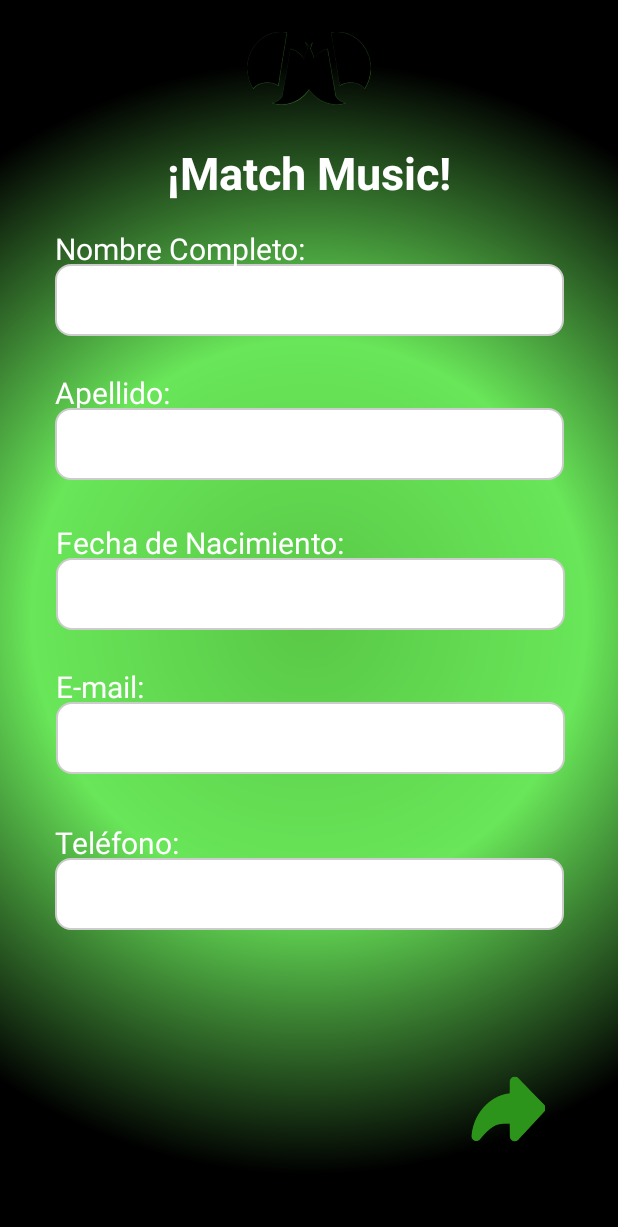
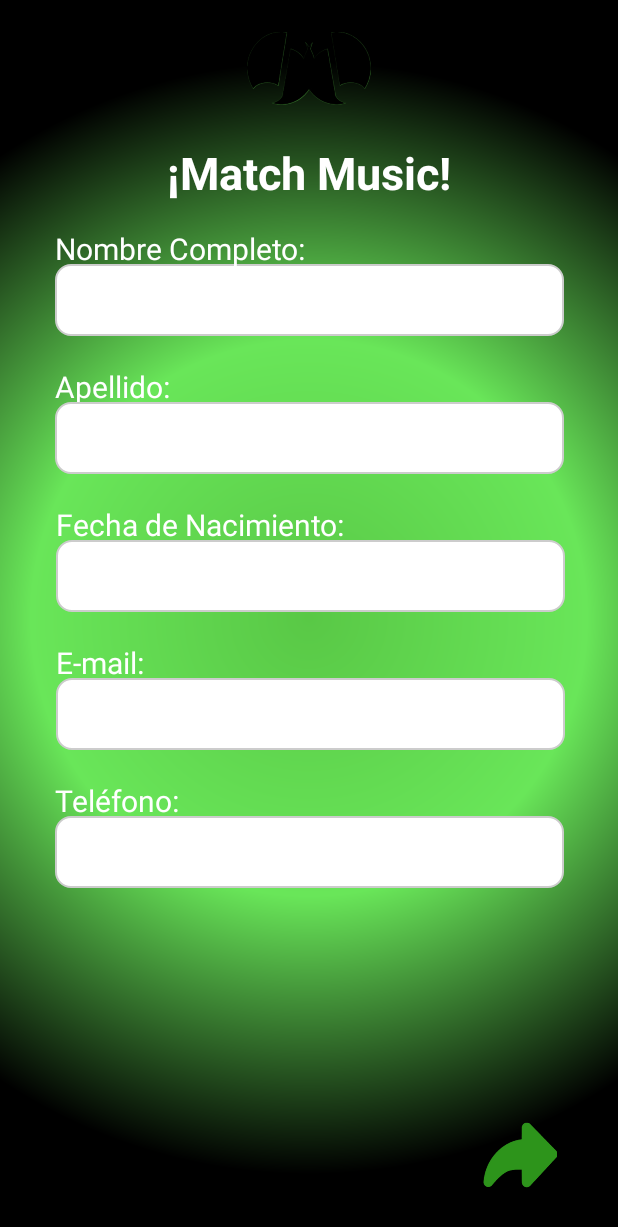
Before and after one commit to MatchMusicTinder/AppMMT, an Android app: the RegistroActivity screen opened directly, with no data from a screen before it, on a phone screen of 412 x 824 dp. Shown: the top 1227 px of the screen. Run offline under Robolectric (Android 15) with nearby library versions, the phone set to English and light mode, and no system bars.

Commit message:
Modifique márgenes de la flecha

```diff
--- a/app/src/main/res/layout/activity_registro.xml
+++ b/app/src/main/res/layout/activity_registro.xml
@@ -29,7 +29,7 @@
         android:id="@+id/textView11"
         android:layout_width="339dp"
         android:layout_height="26dp"
-        android:layout_marginTop="32dp"
+        android:layout_marginTop="20dp"
         android:text="Teléfono:"
         android:textAppearance="@style/TextAppearance.AppCompat.Display1"
         android:textColor="@color/white"
@@ -61,7 +61,7 @@
         android:id="@+id/textView10"
         android:layout_width="339dp"
         android:layout_height="26dp"
-        android:layout_marginTop="24dp"
+        android:layout_marginTop="20dp"
         android:text="E-mail:"
         android:textAppearance="@style/TextAppearance.AppCompat.Display1"
         android:textColor="@color/white"
@@ -75,7 +75,7 @@
         android:id="@+id/textView9"
         android:layout_width="339dp"
         android:layout_height="26dp"
-        android:layout_marginTop="28dp"
+        android:layout_marginTop="20dp"
         android:text="Fecha de Nacimiento:"
         android:textAppearance="@style/TextAppearance.AppCompat.Display1"
         android:textColor="@color/white"
@@ -107,12 +107,13 @@
         android:id="@+id/textView8"
         android:layout_width="339dp"
         android:layout_height="26dp"
-        android:layout_marginTop="24dp"
+        android:layout_marginTop="20dp"
         android:text="Apellido:"
         android:textAppearance="@style/TextAppearance.AppCompat.Display1"
         android:textColor="@color/white"
         android:textSize="20dp"
         app:layout_constraintEnd_toEndOf="parent"
+        app:layout_constraintHorizontal_bias="0.504"
         app:layout_constraintStart_toStartOf="parent"
         app:layout_constraintTop_toBottomOf="@+id/txtNombre" />
 
@@ -199,10 +200,12 @@
         android:id="@+id/imageView4"
         android:layout_width="70dp"
         android:layout_height="71dp"
-        android:layout_marginEnd="36dp"
-        android:layout_marginBottom="48dp"
+        android:layout_marginTop="31dp"
+        android:layout_marginEnd="28dp"
         android:src="@drawable/flecha_seguir"
         app:layout_constraintBottom_toBottomOf="parent"
-        app:layout_constraintEnd_toEndOf="parent" />
+        app:layout_constraintEnd_toEndOf="parent"
+        app:layout_constraintTop_toTopOf="parent"
+        app:layout_constraintVertical_bias="0.976" />
 
 </androidx.constraintlayout.widget.ConstraintLayout>
```
